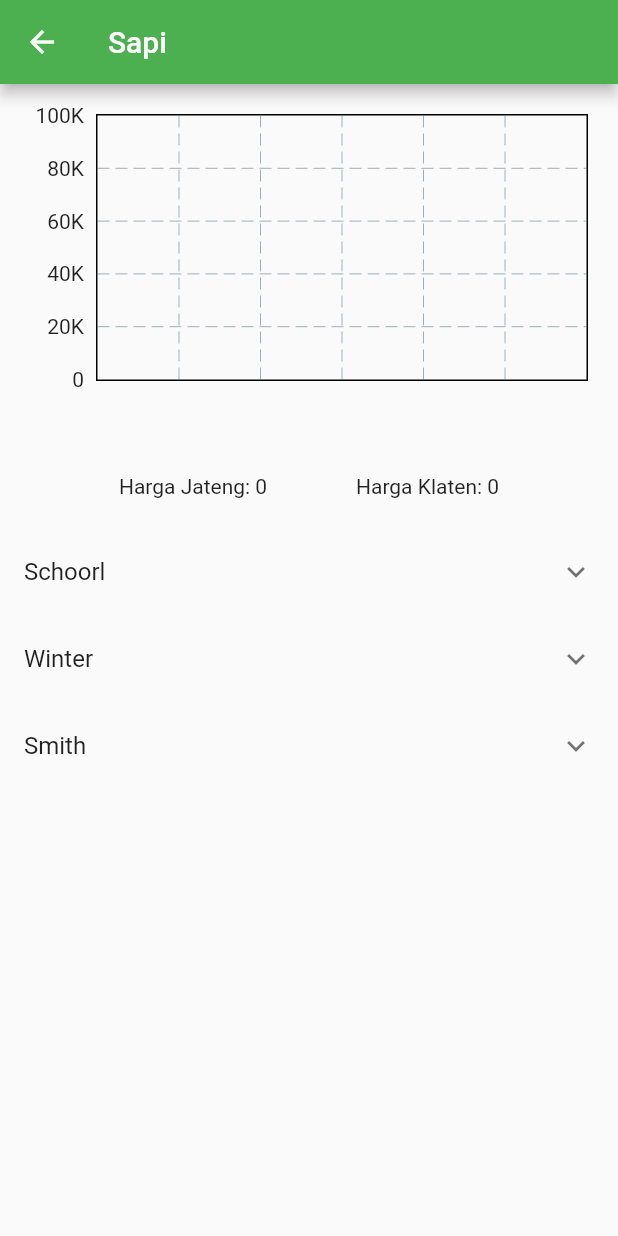
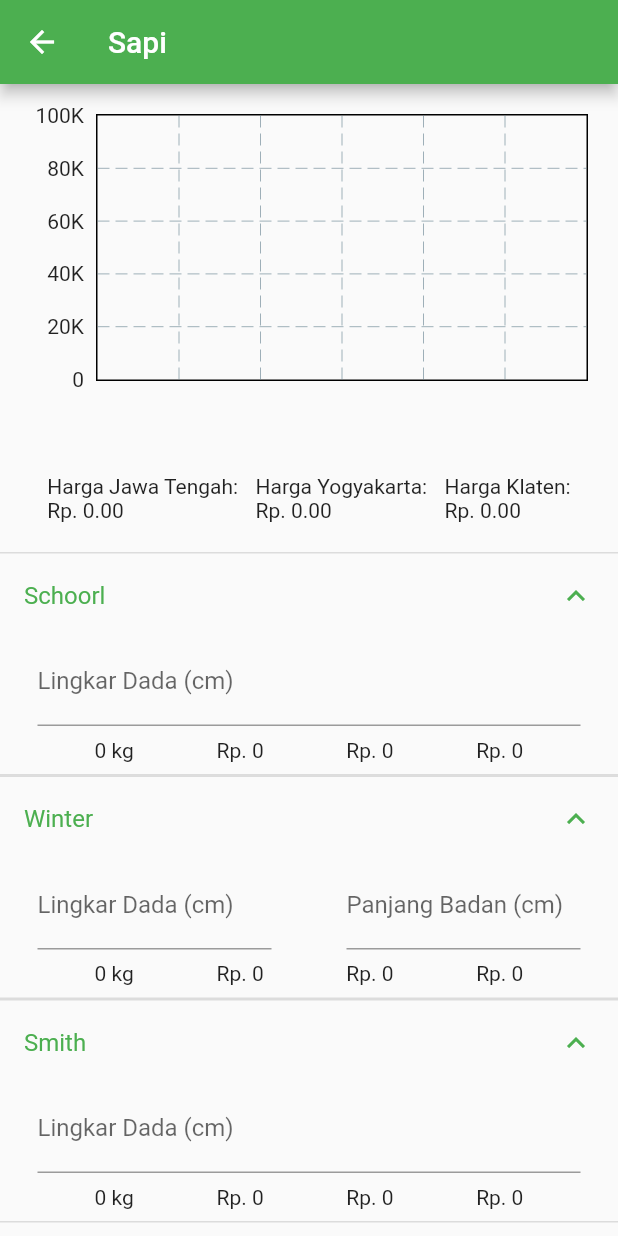
Before and after one commit to liemroym/bbternak_calc, a Flutter app: the screen it shows after launch, after a tap on "Sapi", on a phone screen of 412 x 824 dp. Run offline on Flutter 3.47's test engine with Material 2 defaults, Android fonts, the light colour scheme and no system bars; drawn by our look-alikes of fl_chart; missing offline and left inert: excel; network calls fail.

Commit message:
Added price for Yogya and refactored initPrice

```diff
--- a/lib/components/calculator.dart
+++ b/lib/components/calculator.dart
@@ -29,7 +29,10 @@ class Calculator extends StatefulWidget {
 }
 
 class _CalculatorState extends State<Calculator> {
-  String weight = "0 kg", priceJateng = "Rp. 0", priceKlaten = "Rp. 0";
+  String weight = "0 kg",
+      priceJateng = "Rp. 0",
+      priceKlaten = "Rp. 0",
+      priceYogya = "Rp. 0";
 
   Map<String, TextEditingController> _controllers = {};
 
@@ -51,16 +54,18 @@ class _CalculatorState extends State<Calculator> {
 
   void _onTextChanged() {
     num weightCalc = widget.calcFunc(_controllers);
-    num? priceJatengCalc, priceKlatenCalc;
+    num? priceJatengCalc, priceKlatenCalc, priceYogyaCalc;
     if (widget.prices != null) {
       priceJatengCalc = widget.prices!["priceJateng"]! * weightCalc;
       priceKlatenCalc = widget.prices!["priceKlaten"]! * weightCalc;
+      priceYogyaCalc = widget.prices!["priceYogya"]! * weightCalc;
     }
 
     setState(() {
       weight = "${NumberFormat('#,##0.00').format(weightCalc)} kg";
       priceJateng = "Rp. ${NumberFormat('#,##0.00').format(priceJatengCalc)}";
       priceKlaten = "Rp. ${NumberFormat('#,##0.00').format(priceKlatenCalc)}";
+      priceYogya = "Rp. ${NumberFormat('#,##0.00').format(priceYogyaCalc)}";
     });
   }
 
@@ -72,7 +77,10 @@ class _CalculatorState extends State<Calculator> {
     // The Flutter framework has been optimized to make rerunning build methods
     // fast, so that you can just rebuild anything that needs updating rather
     // than having to individually change instances of widgets.
-    return ExpansionTile(title: Text(widget.title), children: [
+    return ExpansionTile(
+        title: Text(widget.title),
+        initiallyExpanded: true,
+        children: [
           Form(
             child: Row(
                 children: widget.inputs.entries
@@ -80,7 +88,8 @@ class _CalculatorState extends State<Calculator> {
                         child: Padding(
                             padding: EdgeInsets.fromLTRB(25.0, 0.0, 25.0, 0.0),
                             child: TextFormField(
-                          decoration: InputDecoration(label: Text(input.value)),
+                              decoration:
+                                  InputDecoration(label: Text(input.value)),
                               controller: _controllers[input.key],
                               onChanged: (value) {
                                 _onTextChanged();
@@ -106,6 +115,10 @@ class _CalculatorState extends State<Calculator> {
                     priceKlaten,
                   ),
                   const Spacer(),
+                  Text(
+                    priceYogya,
+                  ),
+                  const Spacer(),
                 ],
               ))
         ]);
--- a/lib/components/calculator_page.dart
+++ b/lib/components/calculator_page.dart
@@ -24,14 +24,33 @@ class CalculatorPage extends StatefulWidget {
 
 class _CalculatorPageState extends State<CalculatorPage> {
   static const int priceDuration = 30;
-  List<int?> priceJateng = [], priceKlaten = [];
+  List<int?> priceJateng = [], priceYogya = [], priceKlaten = [];
   List<String?> priceDates = [];
-  int lastPriceJateng = 0, lastPriceKlaten = 0;
+  int lastPriceJateng = 0, lastPriceYogya = 0, lastPriceKlaten = 0;
   Future<Map<String, List<dynamic>?>> fetchPriceData(
       DateTime dateStart, DateTime dateEnd) async {
+    List<String?> getDataFromRow(
+        Sheet? sheet, int row, int rangeStart, int rangeEnd) {
+      return sheet?.rows[row]
+              .getRange(rangeStart, rangeEnd)
+              .map((e) => e?.value.toString())
+              .toList() ??
+          [];
+    }
+
+    List<int?> convertDateTimeStringToInt(List<String?> listOfDateTimeString) {
+      return listOfDateTimeString
+          .map((e) => (e == null
+              ? null
+              : (DateTime.parse(e).difference(DateTime(1900, 1, 1)).inDays + 2)
+                  .toString()))
+          .map((e) => e == null ? null : int.tryParse(e))
+          .toList();
+    }
+
     int dateDiff = dateEnd.difference(dateStart).inDays;
     final String apiUrl =
-        'https://simponiternak.pertanian.go.id/download-harga-komoditas.php?i_laporan=1&data_tanggal_1=${DateFormat("dd-MM-yyyy").format(dateStart)}&data_tanggal_2=${DateFormat("dd-MM-yyyy").format(dateEnd)}&data_bulan_1={2012-01}&data_bulan_2=${DateFormat("yyyy-MM").format(dateEnd)}&data_tahun_1=2012&data_tahun_2=${DateFormat("yyyy").format(dateEnd)}&i_komoditas=${widget.ternakId}&i_type=1&i_showcity=provkab&i_kabupaten[]=3310&i_provinsi[]=33&';
+        'https://simponiternak.pertanian.go.id/download-harga-komoditas.php?i_laporan=1&data_tanggal_1=${DateFormat("dd-MM-yyyy").format(dateStart)}&data_tanggal_2=${DateFormat("dd-MM-yyyy").format(dateEnd)}&data_bulan_1=2012-01&data_bulan_2=${DateFormat("yyyy-MM").format(dateEnd)}&data_tahun_1=2012&data_tahun_2=${DateFormat("yyyy").format(dateEnd)}&i_komoditas=${widget.ternakId}&i_type=1&i_showcity=provkab&i_kabupaten[]=3310&i_kabupaten[]=3471&i_provinsi[]=33&i_provinsi[]=34&';
 
     // Response is in excel
     final response = await http.post(
@@ -39,47 +58,31 @@ class _CalculatorPageState extends State<CalculatorPage> {
     );
 
     final bytes = response.bodyBytes;
-    var excel = Excel.decodeBytes(bytes);
-    var sheet = excel.tables[excel.tables.keys.first];
+    Excel excel = Excel.decodeBytes(bytes);
+    Sheet? sheet = excel.tables[excel.tables.keys.first];
 
     // Get price from excel
-    List<String?> dates = sheet?.rows[7]
-            .getRange(4, 4 + dateDiff)
-            .map((e) => e?.value.toString())
-            .toList() ??
-        [];
-    List<String?> pricesJateng = sheet?.rows[9]
-            .getRange(4, 4 + dateDiff)
-            .map((e) => e?.value.toString())
-            .toList() ??
-        [];
-    List<String?> pricesKlaten = sheet?.rows[10]
-            .getRange(4, 4 + dateDiff)
-            .map((e) => e?.value.toString())
-            .toList() ??
-        [];
+    List<String?> dates = getDataFromRow(sheet, 7, 4, 4 + dateDiff);
+    List<String?> pricesJatengDateTime =
+        getDataFromRow(sheet, 9, 4, 4 + dateDiff);
+    List<String?> pricesKlatenDateTime =
+        getDataFromRow(sheet, 10, 4, 4 + dateDiff);
+    List<String?> pricesYogyaDateTime =
+        getDataFromRow(sheet, 11, 4, 4 + dateDiff);
 
     // Excel converted price is in ISO DateTime and needs to be converted to integer
-    List<int?> pricesJatengConverted = pricesJateng
-        .map((e) => (e == null
-            ? null
-            : (DateTime.parse(e).difference(DateTime(1900, 1, 1)).inDays + 2)
-                .toString()))
-        .map((e) => e == null ? null : int.tryParse(e))
-        .toList();
-
-    List<int?> pricesKlatenConverted = pricesKlaten
-        .map((e) => (e == null
-            ? null
-            : (DateTime.parse(e).difference(DateTime(1900, 1, 1)).inDays + 2)
-                .toString()))
-        .map((e) => e == null ? null : int.tryParse(e))
-        .toList();
+    List<int?> pricesJatengConverted =
+        convertDateTimeStringToInt(pricesJatengDateTime);
+    List<int?> pricesKlatenConverted =
+        convertDateTimeStringToInt(pricesKlatenDateTime);
+    List<int?> pricesYogyaConverted =
+        convertDateTimeStringToInt(pricesYogyaDateTime);
 
     if (response.statusCode == 200) {
       return {
         "priceJateng": pricesJatengConverted,
         "priceKlaten": pricesKlatenConverted,
+        "priceYogya": pricesYogyaConverted,
         "priceDates": dates
       };
     } else {
@@ -100,11 +103,12 @@ class _CalculatorPageState extends State<CalculatorPage> {
               DateTime.now().subtract(const Duration(days: priceDuration)),
               DateTime.now())
           // Add timeout for 5 second
-          .timeout(Duration(seconds: 5))
+          .timeout(Duration(seconds: 10))
           .then((value) => {
                 setState(() {
                   priceJateng = value["priceJateng"]!.cast<int?>();
                   priceKlaten = value["priceKlaten"]!.cast<int?>();
+                  priceYogya = value["priceYogya"]!.cast<int?>();
                   priceDates = value["priceDates"]!.cast<String?>();
                 })
               })
@@ -113,18 +117,17 @@ class _CalculatorPageState extends State<CalculatorPage> {
                     priceJateng.whereType<int>().toList();
                 List<int>? priceKlatenFiltered =
                     priceKlaten.whereType<int>().toList();
+                List<int>? priceYogyaFiltered =
+                    priceYogya.whereType<int>().toList();
 
-                if (priceJatengFiltered.isNotEmpty) {
-                  lastPriceJateng = priceJatengFiltered.last;
-                } else {
-                  lastPriceJateng = 0;
-                }
-
-                if (priceKlatenFiltered.isNotEmpty) {
-                  lastPriceKlaten = priceKlatenFiltered.last;
-                } else {
-                  lastPriceKlaten = 0;
-                }
+                lastPriceJateng = priceJatengFiltered.isNotEmpty
+                    ? priceJatengFiltered.last
+                    : 0;
+                lastPriceKlaten = priceKlatenFiltered.isNotEmpty
+                    ? priceKlatenFiltered.last
+                    : 0;
+                lastPriceYogya =
+                    priceYogyaFiltered.isNotEmpty ? priceYogyaFiltered.last : 0;
               }))));
     } on TimeoutException catch (_) {
       // Handle timeout
@@ -201,7 +204,20 @@ class _CalculatorPageState extends State<CalculatorPage> {
                       .toList(),
                 ),
                 LineChartBarData(
+                    color: Colors.yellow,
                     spots: priceKlaten
+                        .asMap()
+                        .entries
+                        .map((price) {
+                          if (price.value != null) {
+                            return FlSpot(
+                                price.key.toDouble(), price.value!.toDouble());
+                          }
+                        })
+                        .whereType<FlSpot>()
+                        .toList()),
+                LineChartBarData(
+                    spots: priceYogya
                         .asMap()
                         .entries
                         .map((price) {
@@ -219,9 +235,14 @@ class _CalculatorPageState extends State<CalculatorPage> {
           child: Row(
             children: [
               Spacer(),
-              Text("Harga Jateng: ${lastPriceJateng.toString()}"),
+              Text(
+                  "Harga Jawa Tengah:\nRp. ${NumberFormat('#,##0.00').format(lastPriceJateng)}"),
               Spacer(),
-              Text("Harga Klaten: ${lastPriceKlaten.toString()}"),
+              Text(
+                  "Harga Yogyakarta:\nRp. ${NumberFormat('#,##0.00').format(lastPriceYogya)}"),
+              Spacer(),
+              Text(
+                  "Harga Klaten:\nRp. ${NumberFormat('#,##0.00').format(lastPriceKlaten)}"),
               Spacer(),
             ],
           ),
@@ -234,6 +255,7 @@ class _CalculatorPageState extends State<CalculatorPage> {
                   sharedControllers: e["sharedControllers"],
                   prices: {
                     "priceJateng": lastPriceJateng,
+                    "priceYogya": lastPriceYogya,
                     "priceKlaten": lastPriceKlaten
                   },
                 ))
```
Also changed, not shown: assets/images/loading.gif (added). Lines whose indentation alone changed are shown as unchanged.
